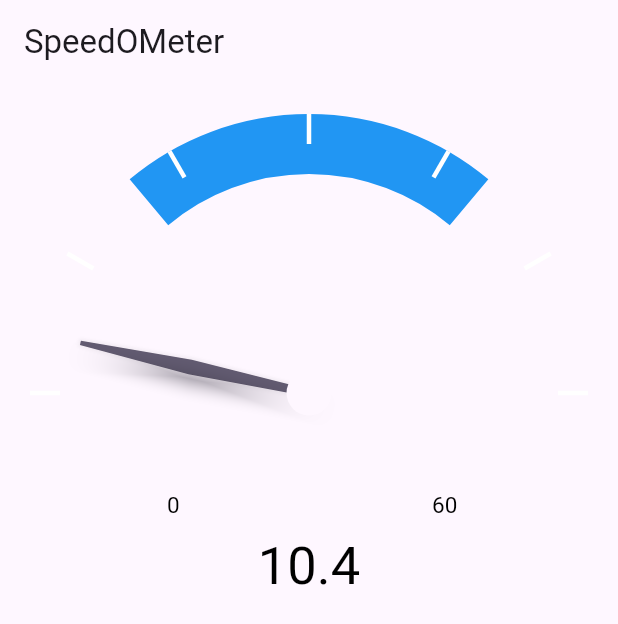
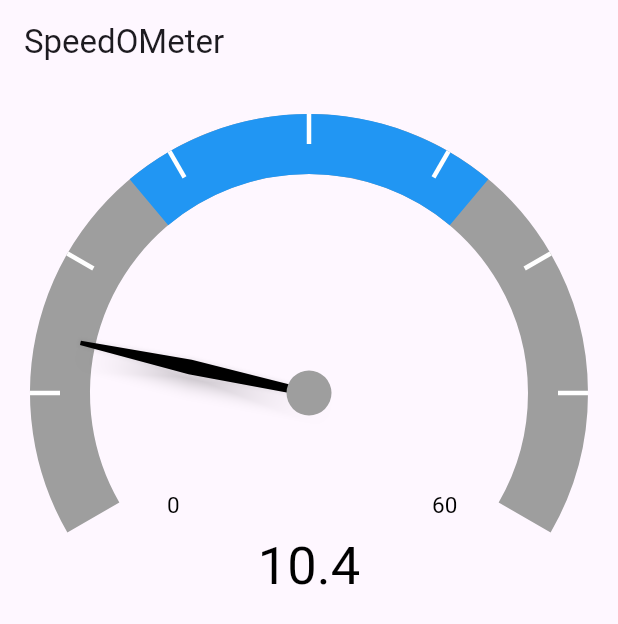
Before and after one commit to mvitolo/speedometer, a Flutter app: the screen it shows after launch, on a phone screen of 412 x 824 dp. Shown: the top 624 px of the screen. Run offline on Flutter 3.47's test engine with Material 3 defaults, Android fonts, the phone set to English and light mode, and no system bars; our stand-ins replace rxdart.

Commit message:
updated project to modern age (targetsdk, new color themes, new gradle versions etc)

```diff
--- a/example/lib/main.dart
+++ b/example/lib/main.dart
@@ -67,10 +67,14 @@ class _MyHomePageState extends State<MyHomePage> {
 
   @override
   Widget build(BuildContext context) {
-    final ThemeData somTheme = ThemeData(
-        primaryColor: Colors.blue,
-        accentColor: Colors.black,
-        backgroundColor: Colors.grey);
+    final ThemeData theme = ThemeData();
+    ThemeData somTheme = theme.copyWith(
+      colorScheme: theme.colorScheme.copyWith(
+        primary: Colors.blue,
+        secondary: Colors.black,
+        background: Colors.grey,
+      ),
+    );
     return Scaffold(
         appBar: AppBar(
           title: Text("SpeedOMeter"),
--- a/lib/speedometer.dart
+++ b/lib/speedometer.dart
@@ -93,8 +93,8 @@ class _SpeedOMeterState extends State<SpeedOMeter>
             Container(
               child: CustomPaint(
                   foregroundPainter: LinePainter(
-                      lineColor: this.widget.themeData.backgroundColor,
-                      completeColor: this.widget.themeData.primaryColor,
+                      lineColor: this.widget.themeData.colorScheme.background,
+                      completeColor: this.widget.themeData.colorScheme.primary,
                       startValue: this.start,
                       endValue: this.end,
                       startPercent: this.widget.highlightStart,
@@ -113,7 +113,7 @@ class _SpeedOMeterState extends State<SpeedOMeter>
                             value: val,
                             start: this.start,
                             end: this.end,
-                            color: this.widget.themeData.accentColor),
+                            color: this.widget.themeData.colorScheme.secondary),
                       ),
                     ]))),
             Center(
@@ -122,7 +122,7 @@ class _SpeedOMeterState extends State<SpeedOMeter>
                 height: 30.0,
                 decoration: BoxDecoration(
                   shape: BoxShape.circle,
-                  color: this.widget.themeData.backgroundColor,
+                  color: this.widget.themeData.colorScheme.background,
                 ),
               ),
             ),
```
Also changed, not shown: example/pubspec.lock, pubspec.lock, 7 other files.
